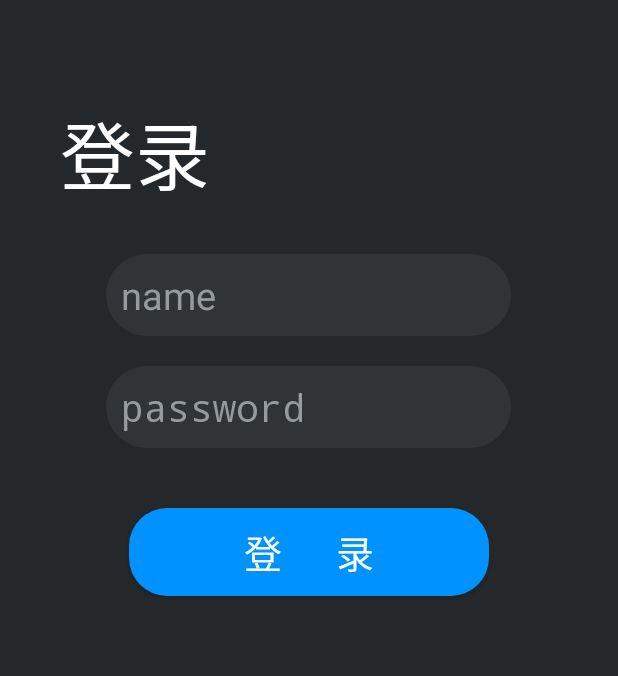
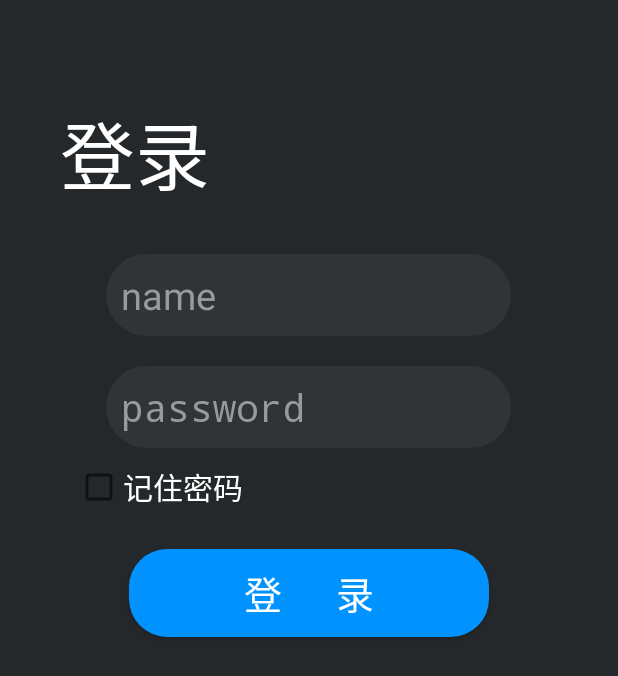
Before and after one commit to jiaoheyan/lovem, an Android app: the DengLuActivity screen opened directly, with no data from a screen before it, after a tap on "登 录", on a phone screen of 412 x 824 dp. Shown: the top 676 px of the screen. Run offline under Robolectric (Android 15) with nearby library versions, the phone set to English and light mode, and no system bars.

Commit message:
201803011612

```diff
--- a/app/src/main/AndroidManifest.xml
+++ b/app/src/main/AndroidManifest.xml
@@ -8,6 +8,8 @@
         android:label="@string/app_name"
         android:roundIcon="@mipmap/ic_launcher_round"
         android:supportsRtl="true"
+        android:launchMode="singleInstance"
+        android:screenOrientation="portrait"
         android:theme="@style/AppTheme">
         <activity android:name=".SplashActivity">
             <intent-filter>
--- a/app/src/main/java/com/example/lovej/jlovem/DengLuActivity.java
+++ b/app/src/main/java/com/example/lovej/jlovem/DengLuActivity.java
@@ -2,11 +2,14 @@ package com.example.lovej.jlovem;
 
 import android.app.Activity;
 import android.content.Intent;
+import android.content.SharedPreferences;
 import android.os.Bundle;
+import android.preference.PreferenceManager;
 import android.view.View;
 import android.view.Window;
 import android.view.WindowManager;
 import android.widget.Button;
+import android.widget.CheckBox;
 import android.widget.EditText;
 import android.widget.Toast;
 
@@ -17,6 +20,9 @@ import android.widget.Toast;
 public class DengLuActivity extends Activity {
     EditText nameEt,pwdEt;
     Button dengluBtn;
+    CheckBox jzmmCB;
+    private SharedPreferences pref;
+    private SharedPreferences.Editor editor;
     @Override
     protected void onCreate( Bundle savedInstanceState) {
         super.onCreate(savedInstanceState);
@@ -24,13 +30,36 @@ public class DengLuActivity extends Activity {
         getWindow().setFlags(WindowManager.LayoutParams.
                 FLAG_FULLSCREEN, WindowManager.LayoutParams.FLAG_FULLSCREEN);
         setContentView(R.layout.activity_denglu);
+        pref= PreferenceManager.getDefaultSharedPreferences(this);
+        jzmmCB = (CheckBox)findViewById(R.id.jzmmCB);
         nameEt = (EditText)findViewById(R.id.nameEt);
         pwdEt = (EditText)findViewById(R.id.pwdEt);
+        boolean isRemenber=pref.getBoolean("remember_password",false);
+        if(isRemenber){
+            //将账号和密码都设置到文本中
+            String account=pref.getString("username","");
+            String password=pref.getString("password","");
+            nameEt.setText(account);
+            pwdEt.setText(password);
+            jzmmCB.setChecked(true);
+
+        }
         dengluBtn = (Button)findViewById(R.id.dengluBtn);
         dengluBtn.setOnClickListener(new View.OnClickListener() {
             @Override
             public void onClick(View view) {
-                if (nameEt.getText().toString().indexOf("123") == 0&&pwdEt.getText().toString().indexOf("123") == 0){
+                if (nameEt.getText().toString().equals("123")&&pwdEt.getText().toString().equals("123")){
+                    editor=pref.edit();
+                    if (jzmmCB.isChecked()){
+                        editor.putBoolean("remember_password",true);
+                        editor.putString("username",nameEt.getText().toString());
+                        editor.putString("password",pwdEt.getText().toString());
+                        editor.commit();
+                    }
+                    else {
+                        editor.clear();
+                    }
+                    editor.apply();
                     Intent intent = new Intent(DengLuActivity.this,MainActivity.class);
                     startActivity(intent);
                     finish();
--- a/app/src/main/res/layout/activity_denglu.xml
+++ b/app/src/main/res/layout/activity_denglu.xml
@@ -37,11 +37,20 @@
         android:layout_gravity="center_horizontal"
         android:layout_height="wrap_content"
         android:textSize="25dp"/>
+    <CheckBox
+        android:layout_width="wrap_content"
+        android:layout_height="wrap_content"
+        android:id="@+id/jzmmCB"
+        android:text="记住密码"
+        android:textColor="@color/white"
+        android:textSize="20dp"
+        android:layout_marginTop="10dp"
+        android:layout_marginLeft="50dp"/>
     <Button
         android:id="@+id/dengluBtn"
         android:layout_width="240dp"
         android:layout_height="wrap_content"
-        android:layout_marginTop="40dp"
+        android:layout_marginTop="25dp"
         android:text="登      录"
         android:textSize="25dp"
         android:textColor="@color/white"
```
